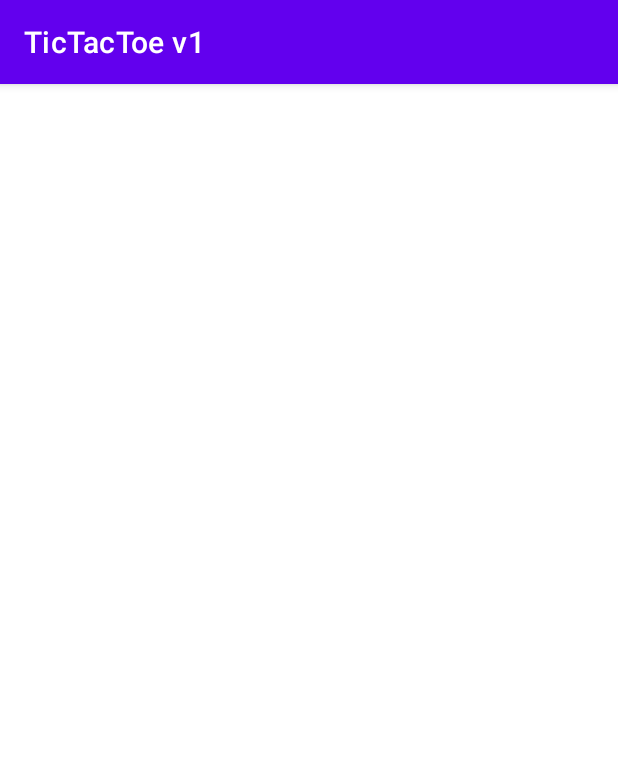
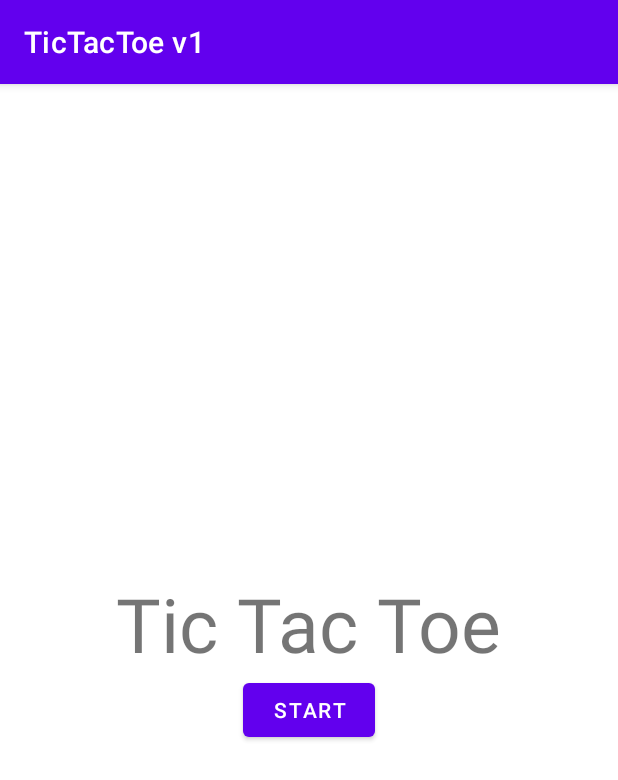
Before and after one commit to thefluffyoshi/TicTacToe_v2, an Android app: the screen it shows after launch (MainActivity2), on a phone screen of 412 x 824 dp. Shown: the top 780 px of the screen. Run offline under Robolectric (Android 15) with nearby library versions, the phone set to English and light mode, and no system bars.

Commit message:
start button works

```diff
--- a/app/src/main/java/com/example/tictactoev1/MainActivity2.java
+++ b/app/src/main/java/com/example/tictactoev1/MainActivity2.java
@@ -2,7 +2,9 @@ package com.example.tictactoev1;
 
 import androidx.appcompat.app.AppCompatActivity;
 
+import android.content.Intent;
 import android.os.Bundle;
+import android.view.View;
 
 public class MainActivity2 extends AppCompatActivity {
 
@@ -12,6 +14,11 @@ public class MainActivity2 extends AppCompatActivity {
         setContentView(R.layout.activity_main2);
 
     }
+
+    public void onClickPage2(View view)
+    {
+        startActivity(new Intent(MainActivity2.this, MainActivity.class));
+    }
 }
 
 //three horizontal buttons
--- a/app/src/main/res/layout/activity_main2.xml
+++ b/app/src/main/res/layout/activity_main2.xml
@@ -4,8 +4,22 @@
     android:layout_width="match_parent"
     android:layout_height="match_parent"
     android:orientation="vertical"
+    android:gravity="center"
     tools:context=".MainActivity2">
 
 
+    <TextView
+        android:id="@+id/textView"
+        android:layout_width="wrap_content"
+        android:layout_height="wrap_content"
+        android:textSize="50dp"
+        android:text="Tic Tac Toe" />
+
+    <Button
+        android:id="@+id/button"
+        android:layout_width="wrap_content"
+        android:layout_height="wrap_content"
+        android:onClick="onClickPage2"
+        android:text="Start" />
 
 </LinearLayout>
```
